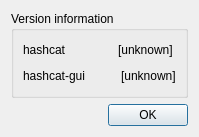
The window that src/aboutdialog.ui (rgroesslinger/hashcat-gui) describes before a commit, drawn with Qt 5.
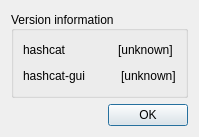
The same window after the commit.

What changed in the file:
```diff
--- a/src/aboutdialog.ui
+++ b/src/aboutdialog.ui
@@ -25,6 +25,9 @@
      <property name="title">
       <string>Version information</string>
      </property>
+     <property name="alignment">
+      <set>Qt::AlignmentFlag::AlignLeft|Qt::AlignmentFlag::AlignVCenter</set>
+     </property>
      <property name="checkable">
       <bool>false</bool>
      </property>
```
